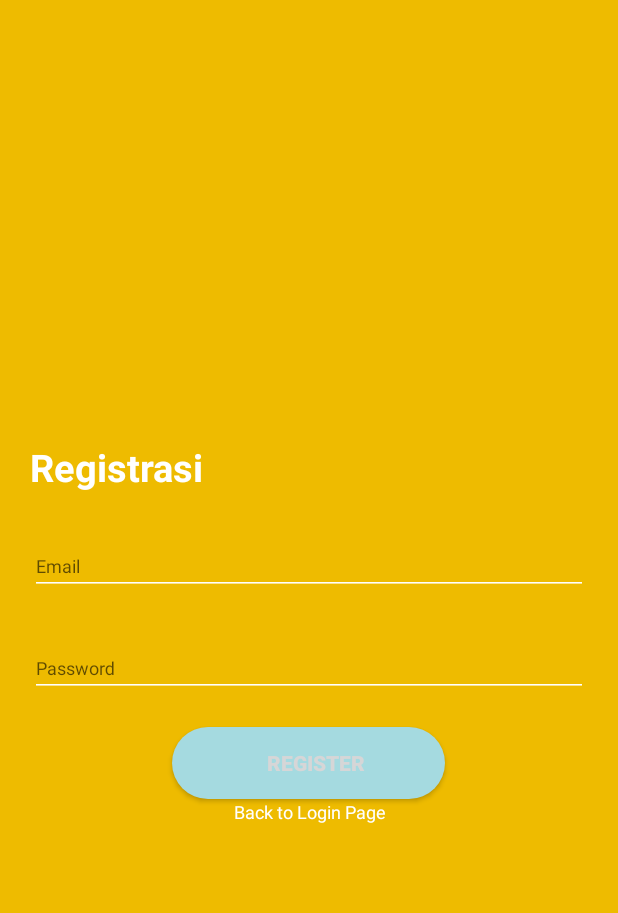
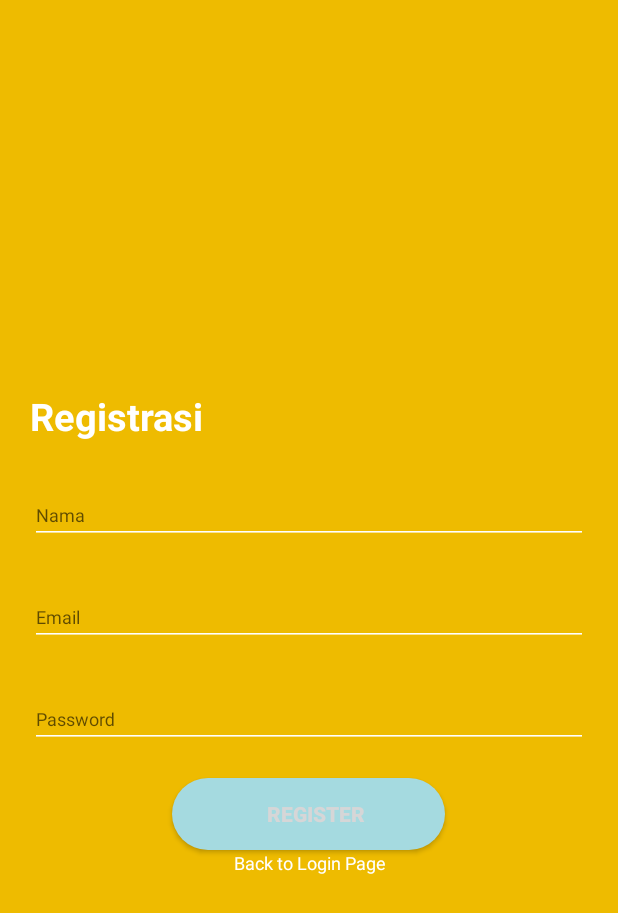
Before and after one commit to osakhoiruzzadxirpl4029/TA-UM-Andro, an Android app: the RegisterActivity screen opened directly, with no data from a screen before it, after a tap on "REGISTER", on a phone screen of 412 x 824 dp. Shown: the top 913 px of the screen. Run offline under Robolectric (Android 15) with nearby library versions, the phone set to English and light mode, and no system bars; our stand-ins replace Firebase (no records; nobody signed in at launch, a user with empty details on screens opened directly).

Commit message:
Login and Register fixed

```diff
--- a/app/src/main/java/com/example/sistemta/RegisterActivity.java
+++ b/app/src/main/java/com/example/sistemta/RegisterActivity.java
@@ -10,10 +10,12 @@ import android.widget.Button;
 import android.widget.EditText;
 import android.widget.Toast;
 
+
 import com.google.android.gms.tasks.OnCompleteListener;
 import com.google.android.gms.tasks.Task;
 import com.google.firebase.auth.AuthResult;
 import com.google.firebase.auth.FirebaseAuth;
+import com.google.firebase.database.FirebaseDatabase;
 
 public class RegisterActivity extends AppCompatActivity {
 
@@ -27,7 +29,7 @@ public class RegisterActivity extends AppCompatActivity {
     protected void onCreate(Bundle savedInstanceState) {
         super.onCreate(savedInstanceState);
         setContentView(R.layout.activity_register);
-
+        mNama = findViewById(R.id.editRegNama);
         mEmail = findViewById(R.id.editRegEmail);
         mPassword = findViewById(R.id.editRegPassword);
         mRegButton = findViewById(R.id.regButton);
@@ -37,6 +39,8 @@ public class RegisterActivity extends AppCompatActivity {
         mRegButton.setOnClickListener(new View.OnClickListener() {
             @Override
             public void onClick(View view) {
+
+                String nama = mNama.getText().toString().trim();
                 String email = mEmail.getText().toString().trim();
                 String pass = mPassword.getText().toString().trim();
 
@@ -44,6 +48,9 @@ public class RegisterActivity extends AppCompatActivity {
                     @Override
                     public void onComplete(@NonNull Task<AuthResult> task) {
                         if(task.isSuccessful()){
+                 //           User user = new User(nama,email);
+                 //           FirebaseDatabase.getInstance().getReference("User")
+                 //                   .child(FirebaseDatabase.getInstance().)
                             Toast.makeText(RegisterActivity.this,"User Created", Toast.LENGTH_SHORT).show();
                             startActivity(new Intent(getApplicationContext(), LoginActivity.class));
                             overridePendingTransition(R.anim.slide_in_right, R.anim.stay);
--- a/app/src/main/res/layout/activity_register.xml
+++ b/app/src/main/res/layout/activity_register.xml
@@ -37,6 +37,20 @@
 
 
             </RelativeLayout>
+            <com.google.android.material.textfield.TextInputLayout
+                android:id="@+id/regInputNama"
+                style="@style/parent"
+                android:layout_marginTop="@dimen/loginViewsMargin">
+
+                <EditText
+                    android:id="@+id/editRegNama"
+                    style="@style/modifiedEditText"
+                    android:backgroundTint="@color/whiteTextColor"
+                    android:hint="Nama"
+                    android:inputType="textPersonName"
+                    android:maxLines="1" />
+
+            </com.google.android.material.textfield.TextInputLayout>
 
             <com.google.android.material.textfield.TextInputLayout
                 android:id="@+id/regInputEmail"
```
